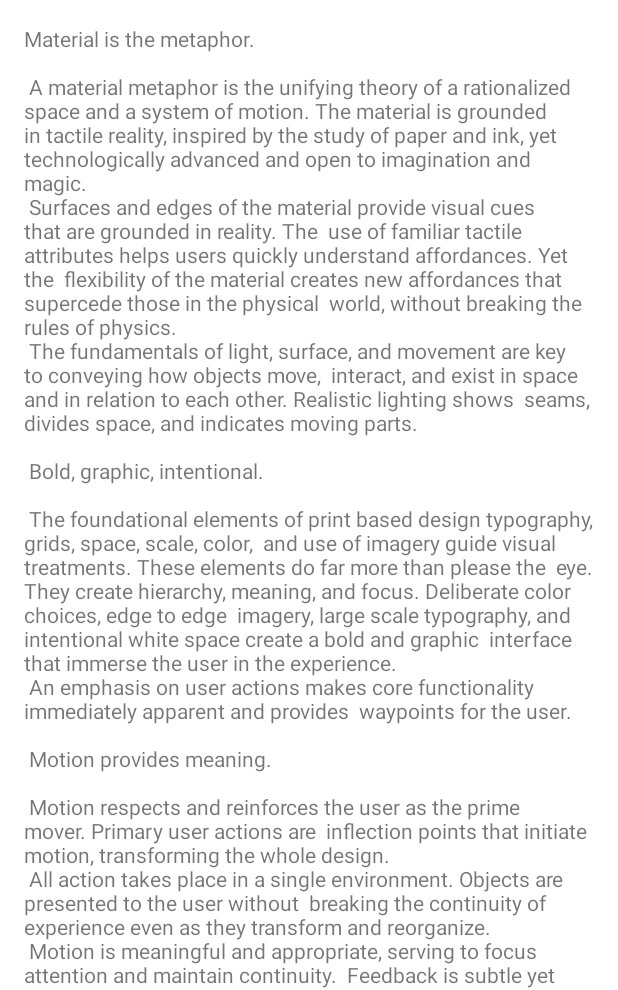
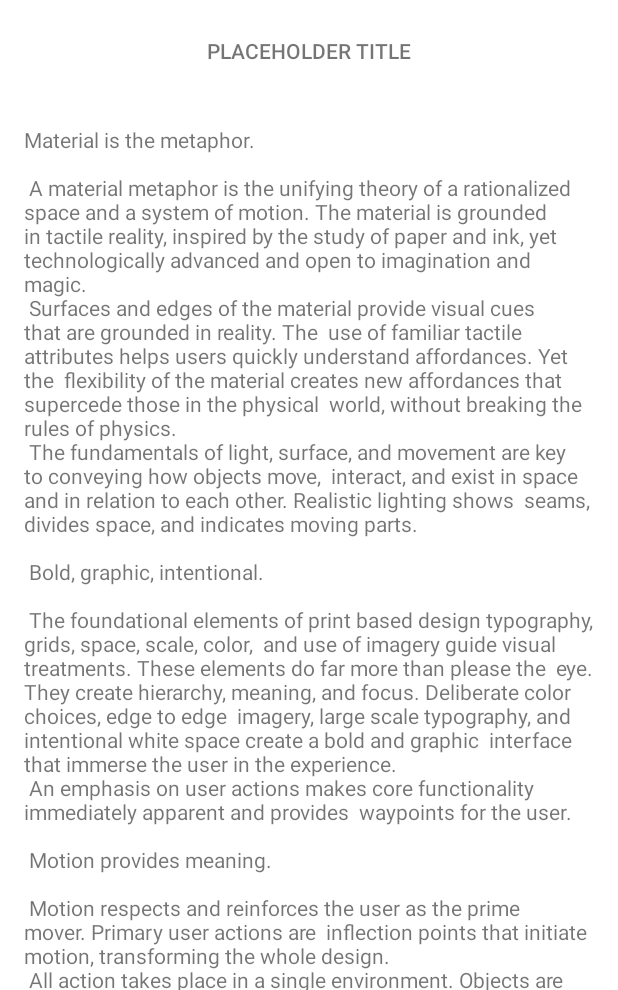
Before and after one commit to Shizuru1/NewsApp, an Android app: the screen it shows after launch (MainActivity), after a tap on "Placeholder", on a phone screen of 412 x 824 dp, the part 246-1236 px from its top. Run offline under Robolectric (Android 15) with nearby library versions, the phone set to English and light mode, and no system bars.

Commit message:
updated visuals of the recycler views in the app

```diff
--- a/app/src/main/java/com/example/newsapplication/MainActivity.java
+++ b/app/src/main/java/com/example/newsapplication/MainActivity.java
@@ -21,7 +21,8 @@ public class MainActivity extends AppCompatActivity {
 
     RecyclerView mRecyclerView, tRecyclerView;
     RecyclerView.LayoutManager layoutManager, tLayoutManager;
-    MyAdapter mAdapter, tAdapter;
+    MyAdapter mAdapter;
+    MyTopAdapter tAdapter;
     List<MyDataModel> list;
 
     @Override
@@ -45,9 +46,9 @@ public class MainActivity extends AppCompatActivity {
         tRecyclerView = findViewById(R.id.RecyclerView3);
         mAdapter = new MyAdapter(this, list.subList(3,list.size()));
         mRecyclerView.setAdapter(mAdapter);
-        tAdapter = new MyAdapter(this, list.subList(0,3));
+        tAdapter = new MyTopAdapter(this, list.subList(0,3));
         tRecyclerView.setAdapter(tAdapter);
-//        layoutManager = new LinearLayoutManager(this, LinearLayoutManager.HORIZONTAL, false);
+//      layoutManager = new LinearLayoutManager(this, LinearLayoutManager.HORIZONTAL, false);
         layoutManager = new GridLayoutManager(this, 2, GridLayoutManager.HORIZONTAL, false);
         tLayoutManager = new LinearLayoutManager(this, LinearLayoutManager.HORIZONTAL, false);
         mRecyclerView.setLayoutManager(layoutManager);
--- /dev/null
+++ b/app/src/main/java/com/example/newsapplication/MyHorizontalAdapter.java
@@ -0,0 +1,72 @@
+package com.example.newsapplication;
+
+import android.content.Context;
+import android.content.SharedPreferences;
+import android.view.LayoutInflater;
+import android.view.View;
+import android.view.ViewGroup;
+import android.widget.ImageView;
+import android.widget.TextView;
+
+import androidx.annotation.NonNull;
+import androidx.appcompat.app.AppCompatActivity;
+import androidx.fragment.app.FragmentManager;
+import androidx.recyclerview.widget.RecyclerView;
+
+import java.util.List;
+
+public class MyHorizontalAdapter extends RecyclerView.Adapter<MyHorizontalAdapter.MyHorizontalViewHolder> {
+
+    Context context;
+    List<MyDataModel> list;
+
+    public MyHorizontalAdapter(Context context, List<MyDataModel> list) {
+        this.context = context;
+        this.list = list;
+    }
+
+    @NonNull
+    @Override
+    public MyHorizontalAdapter.MyHorizontalViewHolder onCreateViewHolder(@NonNull ViewGroup parent, int viewType) {
+        View view = LayoutInflater.from(context).inflate(R.layout.horizontal_recycler_view_layout, parent, false);
+        return new MyHorizontalViewHolder(view);
+    }
+
+    @Override
+    public void onBindViewHolder(@NonNull MyHorizontalAdapter.MyHorizontalViewHolder holder, int position) {
+        holder.image.setImageResource(list.get(position).getImageID());
+        holder.name.setText(list.get(position).getName());
+        holder.preview.setText(list.get(position).getPreview());
+
+        holder.itemView.setOnClickListener(new View.OnClickListener() {
+            @Override
+            public void onClick(View v) {
+                AppCompatActivity activity = (AppCompatActivity) v.getContext();
+                FragmentManager fragmentManager = activity.getSupportFragmentManager();
+                fragmentManager.beginTransaction()
+                        .replace(R.id.frameLayout, NewsFragment.class, null)
+                        .setReorderingAllowed(true)
+                        .addToBackStack("name")
+                        .commit();
+            }
+        });
+    }
+
+    @Override
+    public int getItemCount() {
+        return list.size();
+    }
+
+    public static class MyHorizontalViewHolder extends RecyclerView.ViewHolder {
+
+        ImageView image;
+        TextView name, preview;
+
+        public MyHorizontalViewHolder(@NonNull View itemView) {
+            super(itemView);
+            image = itemView.findViewById(R.id.imageView4);
+            name = itemView.findViewById(R.id.textView3);
+            preview = itemView.findViewById(R.id.textView4);
+        }
+    }
+}
--- /dev/null
+++ b/app/src/main/java/com/example/newsapplication/MyTopAdapter.java
@@ -0,0 +1,66 @@
+package com.example.newsapplication;
+
+import android.content.Context;
+import android.content.SharedPreferences;
+import android.view.LayoutInflater;
+import android.view.View;
+import android.view.ViewGroup;
+import android.widget.ImageView;
+import android.widget.TextView;
+
+import androidx.annotation.NonNull;
+import androidx.appcompat.app.AppCompatActivity;
+import androidx.fragment.app.FragmentManager;
+import androidx.recyclerview.widget.RecyclerView;
+
+import java.util.List;
+
+public class MyTopAdapter extends RecyclerView.Adapter<MyTopAdapter.MyTopViewHolder> {
+
+    Context context;
+    List<MyDataModel> list;
+
+    public MyTopAdapter(Context context, List<MyDataModel> list) {
+        this.context = context;
+        this.list = list;
+    }
+
+    @NonNull
+    @Override
+    public MyTopAdapter.MyTopViewHolder onCreateViewHolder(@NonNull ViewGroup parent, int viewType) {
+        View view = LayoutInflater.from(context).inflate(R.layout.top_recycler_view_layout, parent, false);
+        return new MyTopViewHolder(view);
+    }
+
+    @Override
+    public void onBindViewHolder(@NonNull MyTopAdapter.MyTopViewHolder holder, int position) {
+        holder.image.setImageResource(list.get(position).getImageID());
+        holder.itemView.setOnClickListener(new View.OnClickListener() {
+            @Override
+            public void onClick(View v) {
+                AppCompatActivity activity = (AppCompatActivity) v.getContext();
+                FragmentManager fragmentManager = activity.getSupportFragmentManager();
+                fragmentManager.beginTransaction()
+                        .replace(R.id.frameLayout, NewsFragment.class, null)
+                        .setReorderingAllowed(true)
+                        .addToBackStack("name")
+                        .commit();
+            }
+        });
+    }
+
+    @Override
+    public int getItemCount() {
+        return list.size();
+    }
+
+    public static class MyTopViewHolder extends RecyclerView.ViewHolder {
+
+        ImageView image;
+
+        public MyTopViewHolder(@NonNull View itemView) {
+            super(itemView);
+            image = itemView.findViewById(R.id.imageView3);
+        }
+    }
+}
--- a/app/src/main/java/com/example/newsapplication/NewsFragment.java
+++ b/app/src/main/java/com/example/newsapplication/NewsFragment.java
@@ -7,6 +7,7 @@ import android.view.LayoutInflater;
 import android.view.View;
 import android.view.ViewGroup;
 import android.widget.ImageView;
+import android.widget.TextView;
 
 import androidx.fragment.app.Fragment;
 import androidx.annotation.NonNull;
@@ -21,9 +22,10 @@ public class NewsFragment extends Fragment {
 
     RecyclerView fRecyclerView;
     RecyclerView.LayoutManager fLayoutManager;
-    MyAdapter fAdapter;
+    MyHorizontalAdapter fAdapter;
     List<MyDataModel> list;
     ImageView image;
+    TextView title;
 
     public NewsFragment() {
     }
@@ -45,9 +47,11 @@ public class NewsFragment extends Fragment {
         list.add(new MyDataModel(R.drawable.ic_launcher_background, "Placeholder", "Lorem ipsum dolor sit amet"));
         list.add(new MyDataModel(R.drawable.ic_launcher_background, "Placeholder", "Lorem ipsum dolor sit amet"));
         image = view.findViewById(R.id.imageView2);
+        title = view.findViewById(R.id.textView5);
         image.setImageResource(R.drawable.ic_launcher_background);
+        title.setText("PLACEHOLDER TITLE");
         fRecyclerView = view.findViewById(R.id.RecyclerView2);
-        fAdapter = new MyAdapter(view.getContext(), list);
+        fAdapter = new MyHorizontalAdapter(view.getContext(), list);
         fLayoutManager = new LinearLayoutManager(view.getContext());
         fRecyclerView.setAdapter(fAdapter);
         fRecyclerView.setLayoutManager(fLayoutManager);
--- a/app/src/main/res/layout/fragment_news.xml
+++ b/app/src/main/res/layout/fragment_news.xml
@@ -4,6 +4,7 @@
     android:layout_width="match_parent"
     android:layout_height="match_parent"
     android:background="@color/white"
+    android:layout_gravity="center"
     tools:context=".NewsFragment">
 
     <LinearLayout
@@ -20,9 +21,19 @@
             tools:srcCompat="@tools:sample/backgrounds/scenic" />
 
         <TextView
+            android:id="@+id/textView5"
+            android:layout_width="wrap_content"
+            android:layout_height="wrap_content"
+            android:layout_margin="24dp"
+            android:fontFamily="sans-serif-medium"
+            android:layout_gravity="center"
+            android:text="PLACEHOLDER" />
+
+        <TextView
             android:layout_width="wrap_content"
             android:layout_height="wrap_content"
             android:layout_margin="@dimen/text_margin"
+            android:layout_gravity="center"
             android:text="@string/large_text" />
 
         <TextView
```
Also changed, not shown: app/src/main/res/layout/horizontal_recycler_view_layout.xml (added, +40 -0 lines), app/src/main/res/layout/top_recycler_view_layout.xml (added, +17 -0 lines).
